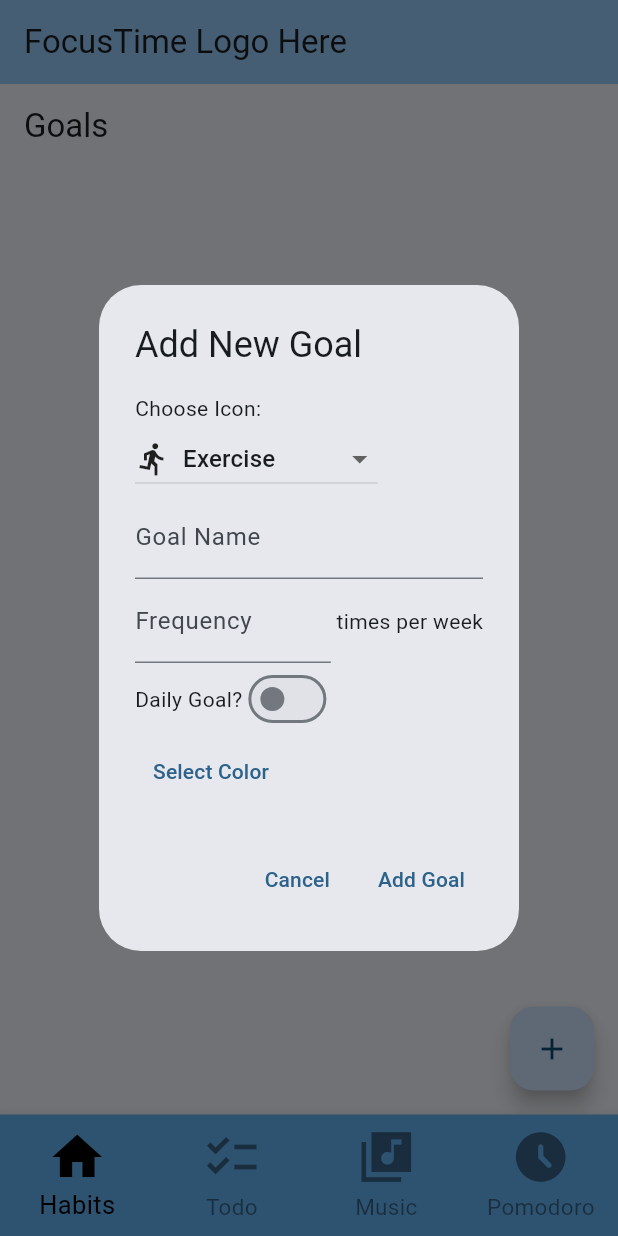
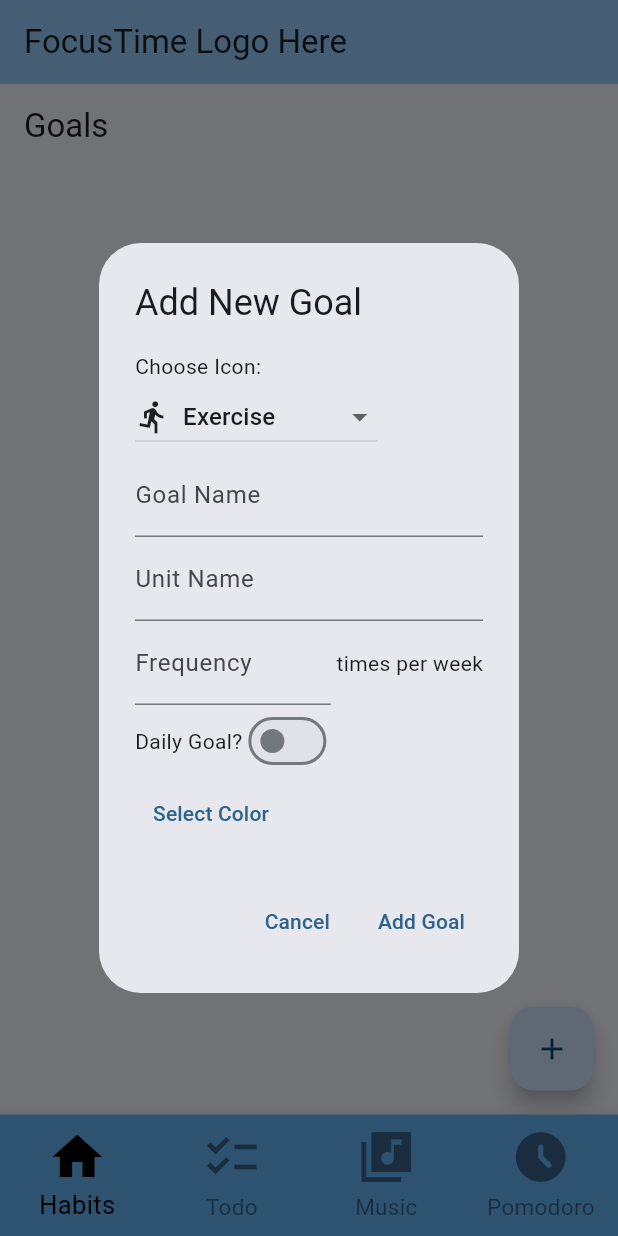
Before and after one commit to PenguGH/FocusTime, a Flutter app: the screen it shows after launch, after a tap on the "add" icon, on a phone screen of 412 x 824 dp. Run offline on Flutter 3.47's test engine with Material 3 defaults, Android fonts, the phone set to English and light mode, and no system bars; our stand-ins replace circular_countdown_timer, flutter_slidable, shared_preferences; missing offline and left inert: flutter_material_color_picker.

Commit message:
added Unit Name text field to the new goal form and displays it in ListTile view

```diff
--- a/lib/page/habits_home_page.dart
+++ b/lib/page/habits_home_page.dart
@@ -6,15 +6,16 @@ import 'package:flutter_material_color_picker/flutter_material_color_picker.dart
 
 class Goal {
   String name;
+  String unitName;
   IconData icon;
   int progress;
   int goal;
   bool isDaily;
   Color color;
   bool isSwipedLeft; // to determine isSwipedLeft property (used for edit/delete gestures)
-
   Goal({
     required this.name,
+    required this.unitName,
     required this.icon,
     this.progress = 0,
     required this.goal,
@@ -22,10 +23,10 @@ class Goal {
     required this.color,
     this.isSwipedLeft = false, // Initialize isSwipedLeft to false by default
   });
-
   factory Goal.fromJson(Map<String, dynamic> json) {
     return Goal(
       name: json['name'],
+      unitName: json['unitName'],
       icon: IconData(json['icon'], fontFamily: 'MaterialIcons'),
       progress: json['progress'],
       goal: json['goal'],
@@ -33,10 +34,10 @@ class Goal {
       color: Color(json['color']),
     );
   }
-
   Map<String, dynamic> toJson() {
     return {
       'name': name,
+      'unitName': unitName,
       'icon': icon.codePoint,
       'progress': progress,
       'goal': goal,
@@ -45,29 +46,25 @@ class Goal {
     };
   }
 }
-
 class GoalsPage extends StatefulWidget {
   const GoalsPage({Key? key}) : super(key: key);
-
   @override
   _GoalsPageState createState() => _GoalsPageState();
 }
-
 class _GoalsPageState extends State<GoalsPage> {
   // default values used if the user does not fill in all parts of the form
   List<Goal> goals = [];
   IconData selectedIcon = Icons.directions_run;
   String goalName = '';
+  String unitName = '';
   int frequency = 1;
   bool isDaily = true;
   Color selectedColor = Colors.lightBlueAccent;
-
   @override
   void initState() {
     super.initState();
     _loadGoalsFromLocal();
   }
-
   @override
   Widget build(BuildContext context) {
     return Scaffold(
@@ -78,17 +75,14 @@ class _GoalsPageState extends State<GoalsPage> {
         itemCount: goals.length,
         itemBuilder: (context, index) {
           Goal goal = goals[index];
-
           return Padding(
             padding: EdgeInsets.symmetric(vertical: 8.0),
             // Adds vertical padding between goals to separate them
-
             // to add spacing to the left and right sides of each goal. makes each goal more prominent
             child: Card(
               shape: RoundedRectangleBorder(
                 borderRadius: BorderRadius.circular(10.0),   // changes border radius
               ),
-
               child: Container(
                 height: 80,
                 // Sets the height to match the height of each goal item
@@ -123,7 +117,7 @@ class _GoalsPageState extends State<GoalsPage> {
                     // Sets the tileColor to the color property of the goal
                     leading: Icon(goal.icon),
                     title: Text(goal.name),
-                  subtitle: Text('Progress: ${goal.progress}/${goal.goal} (${goal.isDaily ? 'Daily' : 'Weekly'})'),
+                    subtitle: Text('Progress: ${goal.progress}/${goal.goal} ${goal.unitName} (${goal.isDaily ? 'Daily' : 'Weekly'})'),
                     trailing: IconButton(
                       icon: Icon(Icons.add),
                       onPressed: () {
@@ -151,7 +145,6 @@ class _GoalsPageState extends State<GoalsPage> {
       ),
     );
   }
-
   void _editGoal(Goal goal) {
     // the logic of editing the goal
     // todo need to update to use same options as adding a new goal
@@ -192,7 +185,6 @@ class _GoalsPageState extends State<GoalsPage> {
       },
     );
   }
-
   void _deleteGoal(Goal goal) {
     // just removes the goal from screen/device
     setState(() {
@@ -200,17 +192,16 @@ class _GoalsPageState extends State<GoalsPage> {
     });
     _saveGoalsToLocal(); // Save the updated goals list
   }
-
   // new goal form with the most color options. dialog = form.
   // improved color picker by adding 10 shades for each color
   // 190 total color options available now!
   void _showAddGoalDialog(BuildContext context) {
     // Initializes default variables for form fields if the user did not provide any.
     String goalName = '';
+    String unitName = '';
     int frequency = 1;
     bool isDaily = false;
     Color selectedColor = Colors.lightBlueAccent;
-
     // color selection dialog
     // Function to navigate to the color selection step
     void _selectColorStep(StateSetter setState) {
@@ -245,7 +236,6 @@ class _GoalsPageState extends State<GoalsPage> {
         },
       );
     }
-
     // Main dialog/form content to add a new goal/habit to the existing list
     showDialog(
       context: context,
@@ -265,6 +255,14 @@ class _GoalsPageState extends State<GoalsPage> {
                     onChanged: (value) {
                       setState(() {
                         goalName = value;
+                      });
+                    },
+                  ),
+                  TextField(
+                    decoration: InputDecoration(labelText: 'Unit Name'),
+                    onChanged: (value) {
+                      setState(() {
+                        unitName = value;
                       });
                     },
                   ),
@@ -319,6 +317,7 @@ class _GoalsPageState extends State<GoalsPage> {
                       goals.add(
                         Goal(
                           name: goalName,
+                          unitName: unitName,
                           icon: selectedIcon ?? Icons.directions_run, // Uses the user selectedIcon here. Otherwise it uses the default icon if none is selected.
                           goal: frequency,
                           isDaily: isDaily,
@@ -414,7 +413,6 @@ class _GoalsPageState extends State<GoalsPage> {
       },
     );
   }
-
   void _saveGoalsToLocal() {
     SharedPreferences.getInstance().then((prefs) {
       List<String> goalsJson = goals.map((goal) => jsonEncode(goal.toJson())).toList();
@@ -429,7 +427,6 @@ class _GoalsPageState extends State<GoalsPage> {
       print('Error accessing your device local storage: $error');
     });
   }
-
   Future<void> _loadGoalsFromLocal() async {
     SharedPreferences prefs = await SharedPreferences.getInstance();
     List<String>? goalsJson = prefs.getStringList('goals');
@@ -440,7 +437,6 @@ class _GoalsPageState extends State<GoalsPage> {
     }
   }
 }
-
 void main() {
   runApp(MaterialApp(
     home: GoalsPage(),
```
Lines whose indentation alone changed are shown as unchanged.
